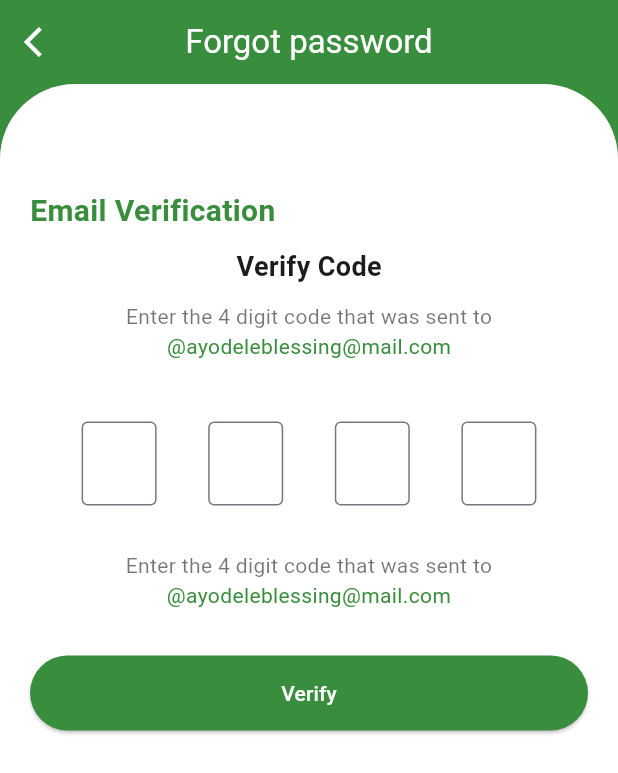
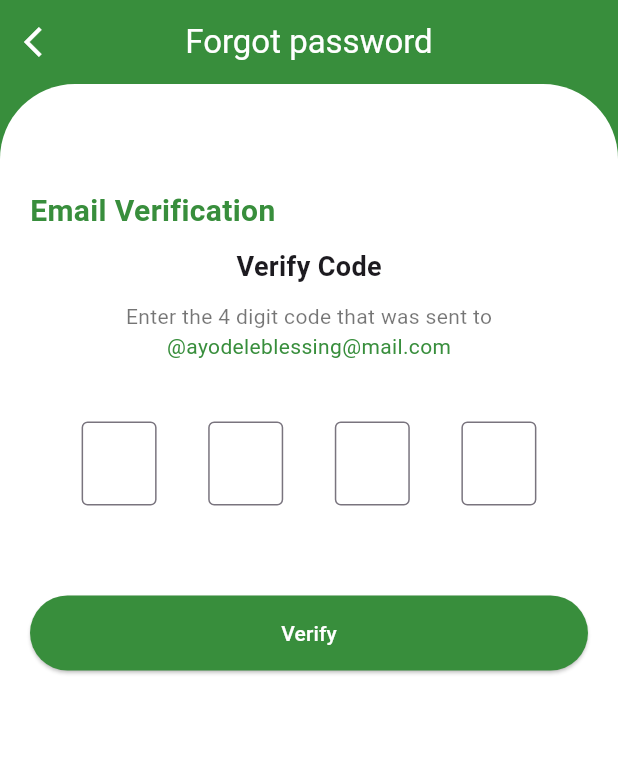
Before and after one commit to HorlahTech/meal-recipe, a Flutter app: the PassPage screen opened directly, on a phone screen of 412 x 824 dp. Shown: the top 773 px of the screen. Run offline on Flutter 3.47's test engine with Material 3 defaults, Android fonts, the phone set to English and light mode, and no system bars.

Commit message:
update by blessing

```diff
--- a/lib/forget_password_page.dart
+++ b/lib/forget_password_page.dart
@@ -25,7 +25,9 @@ class _PassPageState extends State<PassPage> {
         centerTitle: true,
         leading: IconButton(
           icon: Icon(Icons.arrow_back_ios, color: Colors.white),
-          onPressed: () {},
+          onPressed: () {
+            Navigator.pop(context);
+          },
         ),
         elevation: 0,
       ),
@@ -60,24 +62,8 @@ class _PassPageState extends State<PassPage> {
                 _otpBox(otp4),
               ],
             ),
-            SizedBox(height: 30),
-            Center(
-              child: Column(
-                children: [
-                  Text(
-                    'Enter the 4 digit code that was sent to',
-                    style: TextStyle(color: Colors.black54),
-                    textAlign: TextAlign.center,
-                  ),
-                  Text(
-                    '@ayodeleblessing@mail.com',
-                    style: TextStyle(color: Colors.green.shade700),
-                    textAlign: TextAlign.center,
-                  ),
-                ],
-              ),
-            ),
-            SizedBox(height: 30,),
+
+            SizedBox(height: 60,),
             SizedBox(
               width: double.infinity,
               child: ElevatedButton(
```
Also changed, not shown: lib/favorite_page.dart (+12 -14 lines).
